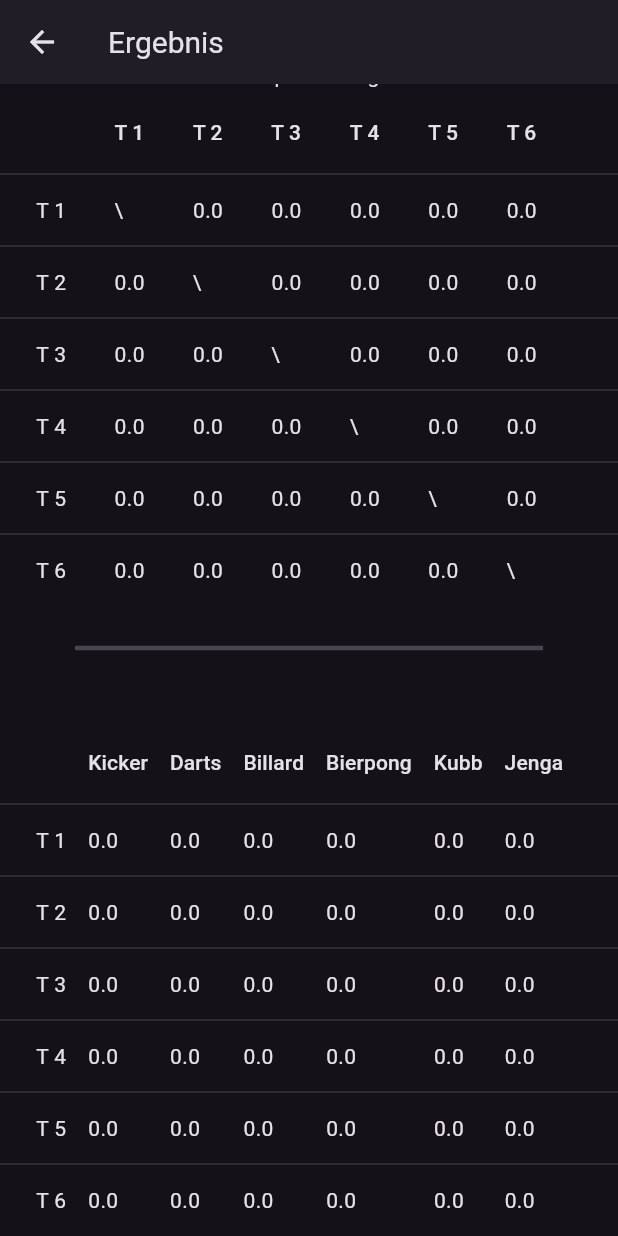
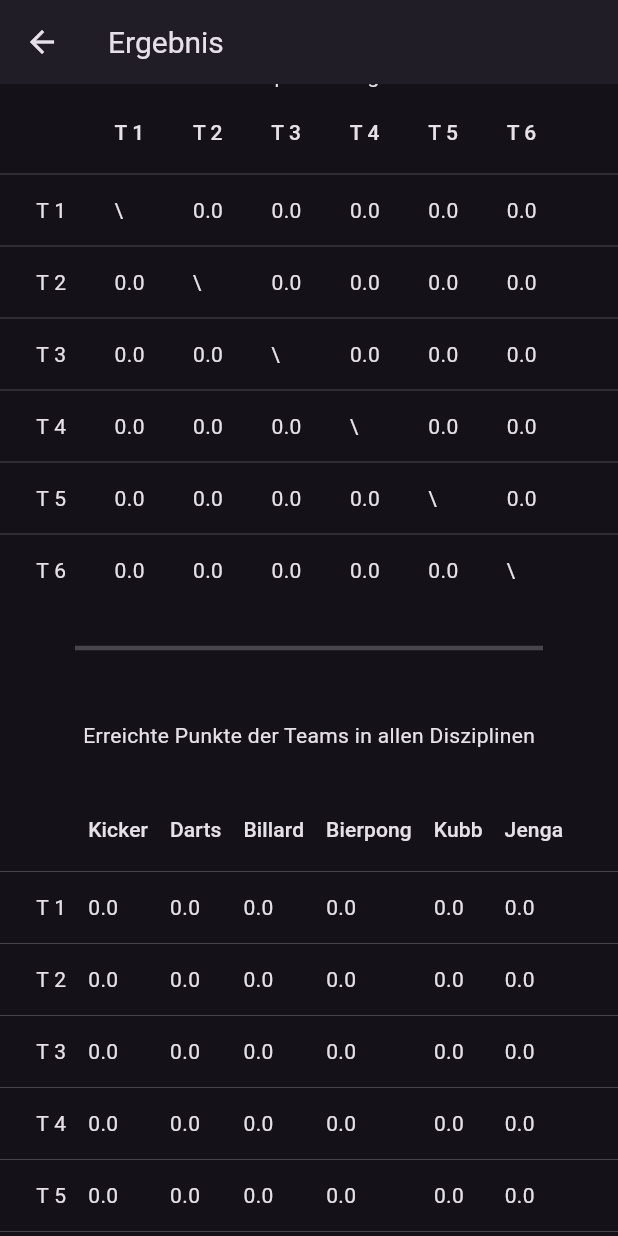
Before and after one commit to PhoenixFlyy/MiniOlympiade, a Flutter app: the ResultScreen screen opened directly, scrolled down 2136 dp, on a phone screen of 412 x 824 dp. Run offline on Flutter 3.47's test engine with Material 2 defaults, Android fonts, the phone set to English and light mode, and no system bars; our stand-ins replace audioplayers, firebase_core, firebase_database, shared_preferences; accounts and stored records are empty.

Commit message:
Add Winner Table

```diff
--- a/winter_olympiade/lib/MainMenu.dart
+++ b/winter_olympiade/lib/MainMenu.dart
@@ -115,7 +115,6 @@ class _MainMenuState extends State<MainMenu> {
   @override
   void initState() {
     super.initState();
-    print(getPointsForDiscipline([5.0, 1.0, 0.5, 0.0, 0.0, 1.0]));
     _loadSelectedTeam();
     _setUpTimer();
     _activateDatabaseTimeListener();
--- a/winter_olympiade/lib/ResultScreen.dart
+++ b/winter_olympiade/lib/ResultScreen.dart
@@ -107,6 +107,64 @@ class _ResultScreenState extends State<ResultScreen> {
                 );
               })),
             ),
+            const Text("Erreichte Punkte der Teams in allen Disziplinen"),
+            Padding(
+              padding: const EdgeInsets.symmetric(vertical: 25),
+              child: ConstrainedBox(
+                constraints: BoxConstraints(
+                  minWidth: MediaQuery.of(context).size.width,
+                  maxWidth: MediaQuery.of(context).size.width,
+                ),
+                child: DataTable(
+                  columnSpacing: 2,
+                  dataRowMinHeight: 40,
+                  dividerThickness: 0,
+                  columns: [
+                    const DataColumn(label: Text("")),
+                    ...List.generate(
+                      amountOfPlayer,
+                      (disciplineNumber) => DataColumn(
+                          label: Text(
+                              disciplines[(disciplineNumber + 1).toString()]
+                                  .toString())),
+                    )
+                  ],
+                  rows: List.generate(
+                    amountOfPlayer,
+                    (columnNumber) => DataRow(
+                      cells: [
+                        DataCell(Text("T ${columnNumber + 1}")),
+                        ...List.generate(
+                          amountOfPlayer,
+                          (rowNumber) {
+                            return DataCell(FutureBuilder(
+                              future: getAllTeamPointsInDisciplineSortedByMatch(
+                                  rowNumber + 1, columnNumber + 1),
+                              builder: (BuildContext context,
+                                  AsyncSnapshot<List<double>> snapshot) {
+                                if (snapshot.connectionState ==
+                                    ConnectionState.waiting) {
+                                  return const Text("X");
+                                } else if (snapshot.hasError) {
+                                  return const Text("ERROR");
+                                } else {
+                                  return Text(getPointsInList(snapshot.data!)
+                                      .toString());
+                                }
+                              },
+                            ));
+                          },
+                        )
+                      ],
+                    ),
+                  ),
+                ),
+              ),
+            ),
+            const Padding(
+              padding: EdgeInsets.only(bottom: 25),
+              child: Text("Gemittelte Punkte in allen Disziplinen"),
+            ),
             ConstrainedBox(
               constraints: BoxConstraints(
                 minWidth: MediaQuery.of(context).size.width,
@@ -135,18 +193,18 @@ class _ResultScreenState extends State<ResultScreen> {
                         amountOfPlayer,
                         (rowNumber) {
                           return DataCell(FutureBuilder(
-                            future: getAllTeamPointsInDisciplineSortedByMatch(
-                                rowNumber + 1, columnNumber + 1),
+                            future: getListOfPointsForDiscipline(rowNumber + 1),
                             builder: (BuildContext context,
                                 AsyncSnapshot<List<double>> snapshot) {
                               if (snapshot.connectionState ==
                                   ConnectionState.waiting) {
                                 return const Text("X");
                               } else if (snapshot.hasError) {
-                                return const Text("ERROR");
+                                return const Text("Error");
                               } else {
-                                return Text(
-                                    getPointsInList(snapshot.data!).toString());
+                                return Text(getPointsForDiscipline(
+                                        snapshot.data!)[columnNumber]
+                                    .toString());
                               }
                             },
                           ));
@@ -157,6 +215,51 @@ class _ResultScreenState extends State<ResultScreen> {
                 ),
               ),
             ),
+            const Padding(
+              padding: EdgeInsets.only(bottom: 25, top: 25),
+              child: Text("Sieges Tabelle", style: TextStyle(fontSize: 22)),
+            ),
+            ConstrainedBox(
+              constraints: BoxConstraints(
+                minWidth: MediaQuery.of(context).size.width,
+                maxWidth: MediaQuery.of(context).size.width,
+              ),
+              child: FutureBuilder<List<double>>(
+                future: getWinner(),
+                builder: (context, snapshot) {
+                  if (snapshot.connectionState == ConnectionState.waiting) {
+                    return const CircularProgressIndicator();
+                  } else if (snapshot.hasError) {
+                    return Text('Error: ${snapshot.error}');
+                  } else {
+                    List<double> winnerList = snapshot.data!;
+                    return DataTable(
+                      columnSpacing: 2,
+                      dataRowMinHeight: 40,
+                      dividerThickness: 0,
+                      columns: [
+                        const DataColumn(label: Text("")),
+                        ...List.generate(
+                          amountOfPlayer,
+                          (teamNum) =>
+                              DataColumn(label: Text("Team ${teamNum + 1}")),
+                        )
+                      ],
+                      rows: [
+                        DataRow(cells: [
+                          const DataCell(Text("Punkte:")),
+                          ...List.generate(
+                            amountOfPlayer,
+                            (index) =>
+                                DataCell(Text(winnerList[index].toString())),
+                          ),
+                        ]),
+                      ],
+                    );
+                  }
+                },
+              ),
+            ),
           ],
         ),
       ),
--- a/winter_olympiade/lib/utils/GetMatchDetails.dart
+++ b/winter_olympiade/lib/utils/GetMatchDetails.dart
@@ -205,3 +205,36 @@ List<double> rankToPoints(List<double> ranks) {
   int maxPoints = ranks.length;
   return ranks.map((rank) => maxPoints + 1.0 - rank).toList();
 }
+
+Future<List<double>> getListOfPointsForDiscipline(int disciplineNumber) async {
+  List<double> resultList = [];
+
+  for (int i = 1; i <= pairings[0].length; i++) {
+    var value =
+        await getAllTeamPointsInDisciplineSortedByMatch(disciplineNumber, i);
+    resultList.add(getPointsInList(value));
+  }
+
+  return resultList;
+}
+
+Future<List<double>> getWinner() async {
+  List<double> resultList = [];
+
+  for (int j = 1; j <= pairings[0].length; j++) {
+    var getListsOfReachedPoints = await getListOfPointsForDiscipline(j);
+    var getAveragePointsLists = getPointsForDiscipline(getListsOfReachedPoints);
+    resultList.addAll(getAveragePointsLists);
+  }
+
+  List<double> summedList = [];
+  for (int i = 0; i < pairings[0].length; i++) {
+    double sum = 0.0;
+    for (int j = i; j < resultList.length; j += pairings[0].length) {
+      sum += resultList[j];
+    }
+    summedList.add(sum);
+  }
+
+  return summedList;
+}
```
